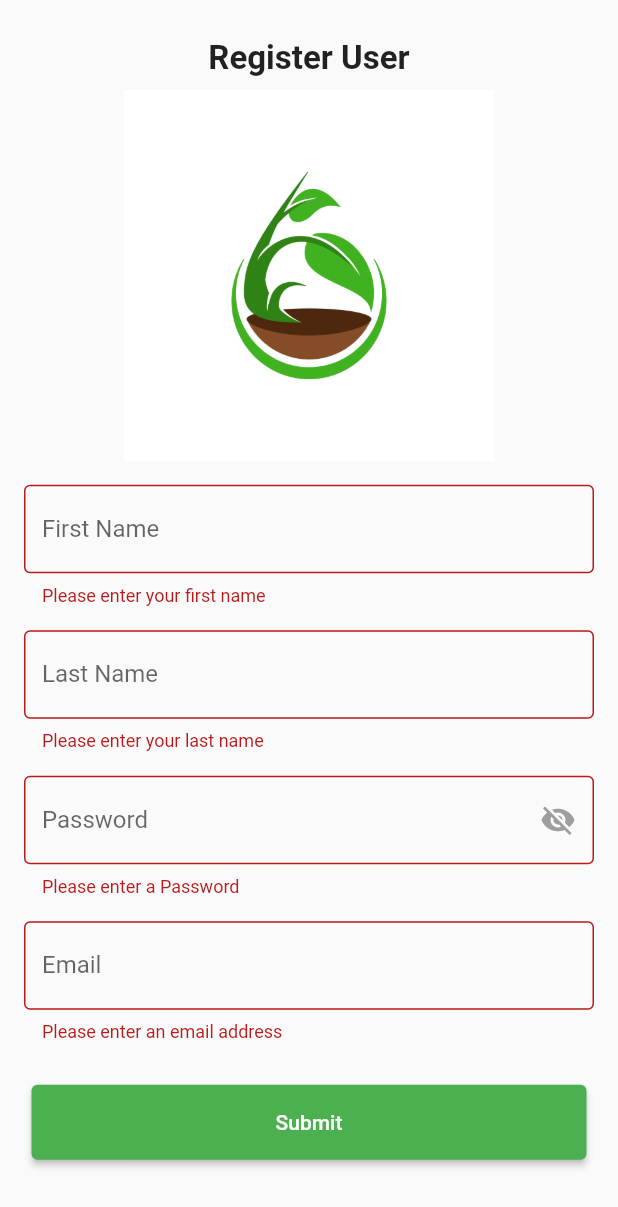
After one commit to Arslan952/GreenStore, a Flutter app: the CreateCustomerScreen screen opened directly, after a tap on "Submit", on a phone screen of 412 x 824 dp. The commit adds this screen. Shown: the top 1207 px of the screen. Run offline on Flutter 3.47's test engine with Material 3 defaults, Android fonts, the phone set to English and light mode, and no system bars; our stand-ins replace carousel_slider, flutter_rating_bar, loading_animation_widget, shared_preferences; missing offline and left inert: woosignal; accounts and stored records are empty.

Commit message:
registerUser

```diff
--- a/lib/repository/apis_call.dart
+++ b/lib/repository/apis_call.dart
@@ -24,6 +24,7 @@
 // }
 import 'dart:convert';
 import 'dart:developer';
+import 'package:green_commerce/models/customerModel.dart';
 import 'package:http/http.dart' as http;
 import 'package:woosignal/models/response/payment_gateway.dart';
 import 'package:woosignal/models/response/product_variation.dart';
@@ -179,4 +180,40 @@ class CallWooSignal {
       return false;
     }
   }
+
+  Future<bool> registerUser(CustomerModel model) async {
+    // Base64 encode WooCommerce credentials
+    var authToken = base64.encode(utf8.encode("$consumerKey:$consumerSecret"));
+
+    // Request headers
+    Map<String, String> requestHeader = {
+      "Content-Type": "application/json",
+      "Authorization": "Basic $authToken",
+    };
+
+    // URL for WooCommerce customer creation
+    final Uri url = Uri.parse("$baseUrl/customers");
+
+    // Prepare request body from CustomerModel
+    try {
+      final response = await http.post(
+        url,
+        headers: requestHeader,
+        body: jsonEncode(model.toJson()),
+      );
+
+      if (response.statusCode == 201) {
+        print("Customer successfully registered!");
+        return true;  // Registration successful
+      } else {
+        final errorData = jsonDecode(response.body);
+        print("Error: ${errorData['message'] ?? 'Unknown error'}");
+        return false;  // Registration failed
+      }
+    } catch (e) {
+      print("Error during registration: $e");
+      return false;  // Error occurred during request
+    }
+  }
+
 }
--- a/lib/user_authentication/auth_service_provider.dart
+++ b/lib/user_authentication/auth_service_provider.dart
@@ -2,6 +2,7 @@ import 'dart:convert';
 
 import 'package:flutter/cupertino.dart';
 import 'package:flutter/material.dart';
+import 'package:green_commerce/models/customerModel.dart';
 import 'package:green_commerce/view/auth/login_screen.dart';
 import 'package:http/http.dart' as http;
 import 'package:shared_preferences/shared_preferences.dart';
@@ -170,4 +171,6 @@ class AuthServiceProvider extends ChangeNotifier {
   }
 
 
+
+
   }
--- a/lib/view/auth/login_screen.dart
+++ b/lib/view/auth/login_screen.dart
@@ -1,5 +1,6 @@
 import 'package:flutter/material.dart';
 import 'package:green_commerce/user_authentication/auth_service_provider.dart';
+import 'package:green_commerce/view/createCustomer.dart';
 import 'package:green_commerce/view/home_screen.dart';
 import 'package:provider/provider.dart';
 
@@ -174,7 +175,20 @@ class _LoginPageState extends State<LoginPage> {
                     fontSize: 17,
                   ),
                 ),
-              )
+              ),
+              // const SizedBox(height: 5),
+              TextButton(
+                onPressed: () {
+                  Navigator.of(context).push(MaterialPageRoute(builder: (context) => CreateCustomerScreen()));
+                },
+                child: const Text(
+                  "Register?",
+                  style: TextStyle(
+                    color: Colors.white70,
+                    fontSize: 17,
+                  ),
+                ),
+              ),
             ],
           ),
         ),
--- /dev/null
+++ b/lib/view/createCustomer.dart
@@ -0,0 +1,214 @@
+import 'package:flutter/material.dart';
+import 'package:green_commerce/models/customerModel.dart';
+import 'package:woosignal/woosignal.dart';
+
+import '../repository/apis_call.dart';
+
+class CreateCustomerScreen extends StatefulWidget {
+  @override
+  _CreateCustomerScreenState createState() => _CreateCustomerScreenState();
+}
+
+class _CreateCustomerScreenState extends State<CreateCustomerScreen> {
+  final _formKey = GlobalKey<FormState>();
+
+  // Form controllers
+  final _firstNameController = TextEditingController();
+  final _lastNameController = TextEditingController();
+  final _passwordController = TextEditingController();
+  final _emailController = TextEditingController();
+
+  bool _isLoading = false;
+  bool _obscurePassword = true; // To toggle the password visibility
+
+  @override
+  void dispose() {
+    _firstNameController.dispose();
+    _lastNameController.dispose();
+    _passwordController.dispose();
+    _emailController.dispose();
+    super.dispose();
+  }
+
+  Future<void> _createCustomer() async {
+    if (!_formKey.currentState!.validate()) return;
+
+    setState(() {
+      _isLoading = true;
+    });
+
+    try {
+      CustomerModel customerModel = CustomerModel(
+        email: _emailController.text,
+        fullName: _firstNameController.text + _lastNameController.text,
+        password: _passwordController.text,
+      );
+
+      bool isSuccess = await CallWooSignal().registerUser(customerModel);
+
+      setState(() {
+        _isLoading = false;
+      });
+
+      if (isSuccess) {
+        // Clear form fields
+        _firstNameController.clear();
+        _lastNameController.clear();
+        _passwordController.clear();
+        _emailController.clear();
+
+        // Show success message
+        ScaffoldMessenger.of(context).showSnackBar(
+          SnackBar(content: Text("Customer created successfully!")),
+        );
+
+        // Pop out the screen (navigate back)
+        Navigator.pop(context);
+      } else {
+        ScaffoldMessenger.of(context).showSnackBar(
+          SnackBar(content: Text("Failed to create customer.")),
+        );
+      }
+    } catch (e) {
+      ScaffoldMessenger.of(context).showSnackBar(
+        SnackBar(content: Text("Error: $e")),
+      );
+    } finally {
+      setState(() {
+        _isLoading = false;
+      });
+    }
+  }
+
+  @override
+  Widget build(BuildContext context) {
+    return Scaffold(
+      body: SafeArea(
+        child: Padding(
+          padding: const EdgeInsets.all(16.0),
+          child: Form(
+            key: _formKey,
+            child: SingleChildScrollView(
+              child: Column(
+                crossAxisAlignment: CrossAxisAlignment.start,
+                children: [
+                  SizedBox(height: 10),
+                  const Center(
+                    child: Text(
+                      "Register User",
+                      style: TextStyle(fontSize: 22, fontWeight: FontWeight.bold),
+                    ),
+                  ),
+                  Padding(
+                    padding: const EdgeInsets.all(8.0),
+                    child: Center(
+                      child: SizedBox(
+                        height: MediaQuery.sizeOf(context).height * 0.3,
+                        width: MediaQuery.sizeOf(context).height * 0.3,
+                        child: Image.asset('assets/images/logo3.png'),
+                      ),
+                    ),
+                  ),
+                  _buildTextField(_firstNameController, 'First Name', 'Please enter your first name'),
+                  _buildTextField(_lastNameController, 'Last Name', 'Please enter your last name'),
+                  _buildPasswordField(),
+                  _buildTextField(_emailController, 'Email', 'Please enter a valid email address',
+                      keyboardType: TextInputType.emailAddress, validator: _emailValidator),
+                  SizedBox(height: 20),
+                  Padding(
+                    padding: const EdgeInsets.symmetric(horizontal: 5.0),
+                    child: _isLoading
+                        ? Center(child: CircularProgressIndicator(color: Colors.black,))
+                        : SizedBox(
+                      width: double.infinity,
+                      height: 50.0,
+                      child: ElevatedButton(
+                        onPressed: _createCustomer,
+                        style: ElevatedButton.styleFrom(
+                          backgroundColor: Colors.green,
+                        ),
+                        child: Text('Submit'),
+                      ),
+                    ),
+                  ),
+                ],
+              ),
+            ),
+          ),
+        ),
+      ),
+    );
+  }
+
+  Widget _buildTextField(
+      TextEditingController controller,
+      String label,
+      String? validationMessage, {
+        TextInputType keyboardType = TextInputType.text,
+        String? Function(String?)? validator,
+      }) {
+    return Padding(
+      padding: const EdgeInsets.symmetric(vertical: 8.0),
+      child: TextFormField(
+        controller: controller,
+        decoration: InputDecoration(
+          labelText: label,
+          border: OutlineInputBorder(),
+          focusedBorder: OutlineInputBorder(
+            borderSide: BorderSide(color: Colors.green, width: 2.0),
+          ),
+        ),
+        keyboardType: keyboardType,
+        validator: validator ??
+            (validationMessage != null
+                ? (value) => value!.isEmpty ? validationMessage : null
+                : null),
+      ),
+    );
+  }
+
+  Widget _buildPasswordField() {
+    return Padding(
+      padding: const EdgeInsets.symmetric(vertical: 8.0),
+      child: TextFormField(
+        controller: _passwordController,
+        obscureText: _obscurePassword, // Toggles the visibility of the password
+        decoration: InputDecoration(
+          labelText: 'Password',
+          border: OutlineInputBorder(),
+          focusedBorder: OutlineInputBorder(
+            borderSide: BorderSide(color: Colors.green, width: 2.0),
+          ),
+          suffixIcon: IconButton(
+            icon: Icon(
+              _obscurePassword ? Icons.visibility_off : Icons.visibility,
+              color: Colors.grey,
+            ),
+            onPressed: () {
+              setState(() {
+                _obscurePassword = !_obscurePassword; // Toggle visibility
+              });
+            },
+          ),
+        ),
+        validator: (value) {
+          if (value == null || value.isEmpty) {
+            return 'Please enter a Password';
+          }
+          return null;
+        },
+      ),
+    );
+  }
+
+  String? _emailValidator(String? value) {
+    if (value == null || value.isEmpty) {
+      return 'Please enter an email address';
+    }
+    final emailRegex = RegExp(r"^[a-zA-Z0-9._%+-]+@[a-zA-Z0-9.-]+\.[a-zA-Z]{2,}$");
+    if (!emailRegex.hasMatch(value)) {
+      return 'Please enter a valid email address';
+    }
+    return null;
+  }
+}
--- a/lib/view/home_screen.dart
+++ b/lib/view/home_screen.dart
@@ -137,7 +137,7 @@ void initState() {
         ],
       ),
       body: _isLoading
-          ? const Center(child: CircularProgressIndicator())
+          ? const Center(child: CircularProgressIndicator(color: Colors.black,))
           : SingleChildScrollView(
         child: Padding(
           padding: const EdgeInsets.all(16.0),
```
